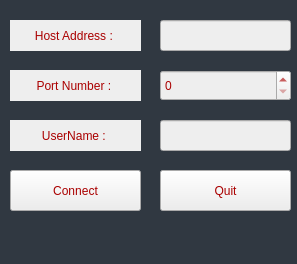
Above: ChatApplicationClient/mainwindow.ui from enesdurmus/ChatApplication-With-QT before the change. Below: the same form after it.
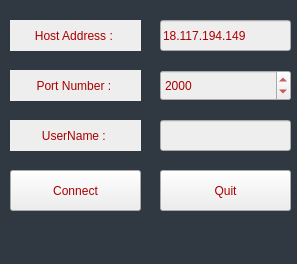
That is the form after the change.

Patch:
```diff
--- a/ChatApplicationClient/mainwindow.ui
+++ b/ChatApplicationClient/mainwindow.ui
@@ -31,6 +31,9 @@
 background-color: rgb(238, 238, 238);
 font: 75 bold 9pt &quot;Comic Sans MS&quot;;</string>
     </property>
+    <property name="text">
+     <string>18.117.194.149</string>
+    </property>
    </widget>
    <widget class="QSpinBox" name="portTextBox">
     <property name="geometry">
@@ -49,6 +52,9 @@
     <property name="maximum">
      <number>99999</number>
     </property>
+    <property name="value">
+     <number>2000</number>
+    </property>
    </widget>
    <widget class="QPushButton" name="connectButton">
     <property name="geometry">
```
